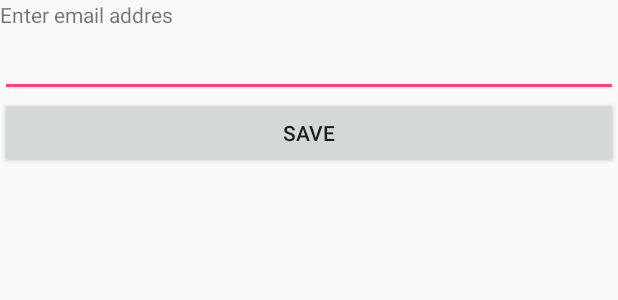
After one commit to Favna/KB-50.10-Repo, an Android app: the layout activity_save_email.xml on its own in the app's theme, with its tools: preview values and no code run, on a phone screen of 412 x 824 dp. The commit adds this screen. Shown: the top 300 px of the screen. Run offline under Robolectric (Android 15) with nearby library versions, the phone set to English and light mode, and no system bars.

Commit message:
Save email
Added save email function, only save no loading.

```diff
--- /dev/null
+++ b/WorkSurge/app/src/main/res/layout/activity_save_email.xml
@@ -0,0 +1,38 @@
+<?xml version="1.0" encoding="utf-8"?>
+<LinearLayout xmlns:android="http://schemas.android.com/apk/res/android"
+    android:orientation="vertical"
+    xmlns:tools="http://schemas.android.com/tools"
+    android:layout_width="match_parent"
+    android:layout_height="match_parent"
+    android:fitsSystemWindows="true"
+    tools:context="com.example.method.worksurge.View.SettingsActivity">
+
+    <android.support.design.widget.AppBarLayout
+        android:layout_width="match_parent"
+        android:layout_height="wrap_content"
+        android:theme="@style/AppTheme.AppBarOverlay">
+
+    </android.support.design.widget.AppBarLayout>
+
+    <TextView
+        android:layout_height="wrap_content"
+        android:layout_width="fill_parent"
+        android:text="@string/filler_activity_save_email"
+        />
+
+    <EditText
+        android:id="@+id/TextEmail"
+        android:layout_width="fill_parent"
+        android:layout_height="wrap_content"
+        android:lines = "1"/>
+
+    <Button
+        android:id="@+id/btnSave"
+        android:layout_width="fill_parent"
+        android:layout_height="wrap_content"
+        android:text="@string/btn_activity_save_email"
+        android:onClick="SaveEmail"/>
+
+    <include layout="@layout/content_settings" />
+
+</LinearLayout>
--- a/WorkSurge/app/src/main/res/values/strings.xml
+++ b/WorkSurge/app/src/main/res/values/strings.xml
@@ -40,4 +40,9 @@
 
     <!-- Settings Activity -->
     <string name="title_activity_settings">SettingsActivity</string>
+
+    <!-- Save Email Activity -->
+    <string name="title_activity_save_email">SaveEmailActivity</string>
+    <string name="filler_activity_save_email">Enter email addres</string>
+    <string name="btn_activity_save_email">Save</string>
 </resources>
```
Also changed, not shown: WorkSurge/app/src/main/java/com/example/method/worksurge/View/SaveEmailActivity.java (added, +37 -0 lines).
